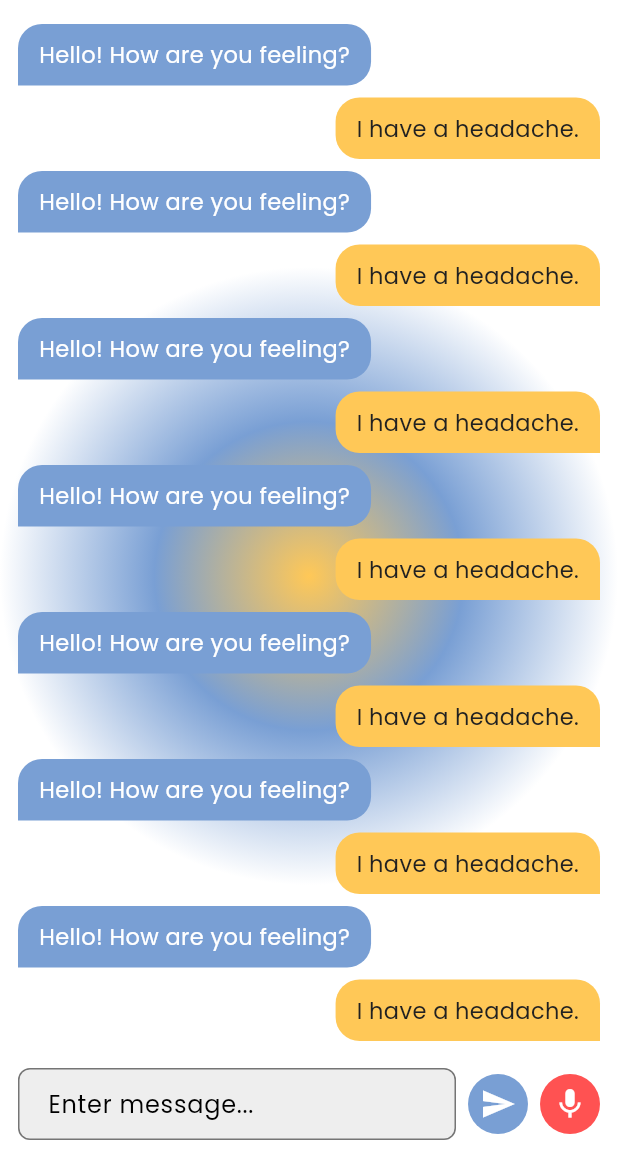
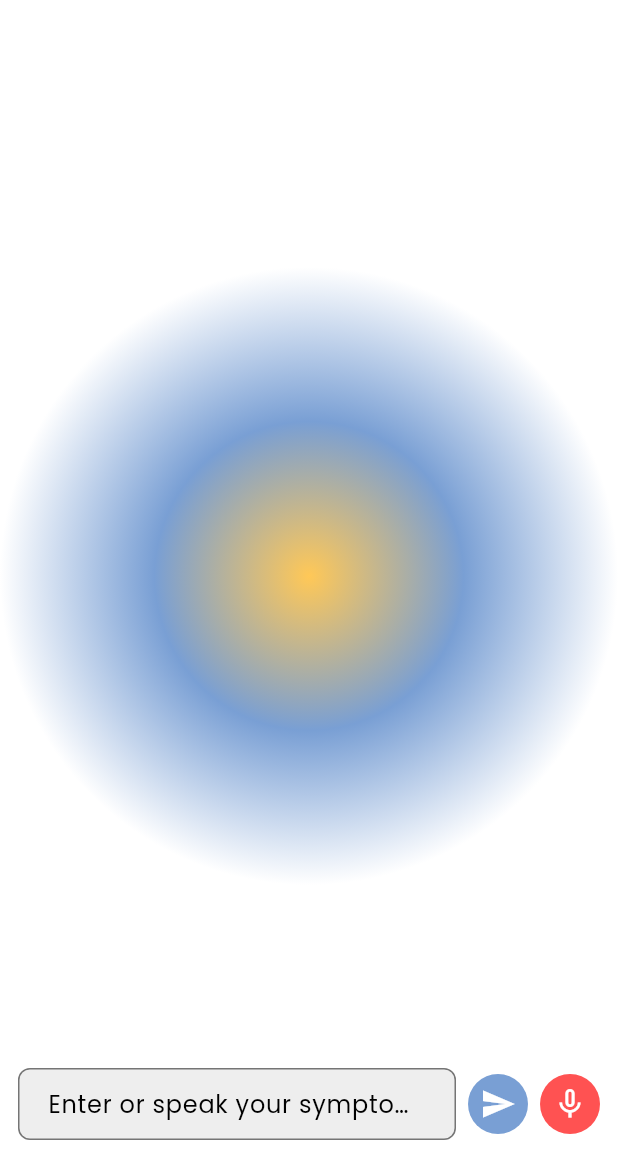
Before and after one commit to Yashi-Piparsaniya/hackOdisha, a Flutter app: the Chat screen opened by its route, after a tap on the "send" icon, on a phone screen of 412 x 824 dp, the part 84-1236 px from its top. Run offline on Flutter 3.47's test engine with Material 3 defaults, Android fonts, the phone set to English and light mode, and no system bars; our stand-ins replace firebase_auth, firebase_core, flutter_tts, google_fonts, image_picker, shared_preferences and 1 more; accounts and stored records are empty.

Commit message:
added chat screen

```diff
--- a/frontend/lib/app/auth/screens/chat.dart
+++ b/frontend/lib/app/auth/screens/chat.dart
@@ -1,4 +1,8 @@
+import 'dart:convert';
 import 'package:flutter/material.dart';
+import 'package:http/http.dart' as http;
+import 'package:speech_to_text/speech_to_text.dart' as stt;
+import 'package:flutter_tts/flutter_tts.dart';
 import '../../common/themes/colors.dart';
 
 class Chat extends StatefulWidget {
@@ -10,37 +14,110 @@ class Chat extends StatefulWidget {
 
 class _ChatState extends State<Chat> {
   final TextEditingController _controller = TextEditingController();
+  final List<Map<String, dynamic>> _messages = [];
 
-  final List<Map<String, dynamic>> _messages = [
-    {"text": "Hello! How are you feeling?", "isUser": false},
-    {"text": "I have a headache.", "isUser": true},
-    {"text": "Hello! How are you feeling?", "isUser": false},
-    {"text": "I have a headache.", "isUser": true},
-    {"text": "Hello! How are you feeling?", "isUser": false},
-    {"text": "I have a headache.", "isUser": true},
-    {"text": "Hello! How are you feeling?", "isUser": false},
-    {"text": "I have a headache.", "isUser": true},
-    {"text": "Hello! How are you feeling?", "isUser": false},
-    {"text": "I have a headache.", "isUser": true},
-    {"text": "Hello! How are you feeling?", "isUser": false},
-    {"text": "I have a headache.", "isUser": true},
-    {"text": "Hello! How are you feeling?", "isUser": false},
-    {"text": "I have a headache.", "isUser": true},
-  ];
+  bool _loading = false;
 
-  void _sendMessage() {
+  // 🎤 Speech-to-Text
+  late stt.SpeechToText _speech;
+  bool _isListening = false;
+
+  // 🔊 Text-to-Speech
+  late FlutterTts _flutterTts;
+
+  @override
+  void initState() {
+    super.initState();
+    _speech = stt.SpeechToText();
+    _flutterTts = FlutterTts();
+
+    _flutterTts.setLanguage("en-US");
+    _flutterTts.setSpeechRate(0.5);
+    _flutterTts.setVolume(1.0);
+    _flutterTts.setPitch(1.0);
+  }
+
+  Future<void> _sendMessage() async {
     final text = _controller.text.trim();
-    if (text.isNotEmpty) {
+    if (text.isEmpty) return;
+
     setState(() {
       _messages.add({"text": text, "isUser": true});
+      _controller.clear();
+      _loading = true;
     });
-      _controller.clear();
 
-      Future.delayed(const Duration(seconds: 1), () {
+    try {
+      final url = Uri.parse("http://127.0.0.1:8000/predict"); // change IP for device
+
+      final response = await http.post(
+        url,
+        headers: {"Content-Type": "application/json"},
+        body: jsonEncode({
+          "symptoms": [text],
+          "city": "Rourkela",
+        }),
+      );
+
+      if (response.statusCode == 200) {
+        final data = jsonDecode(response.body);
+
+        final botMessage = """
+Disease: ${data['disease'] ?? 'Unknown'}
+Confidence: ${data['confidence']}%
+Severity: ${data['severity']}
+Specialist: ${data['specialist']}
+Care Tips: ${data['care_tips']}
+Hospitals: ${(data['nearby_hospitals'] as List).join(", ")}
+""";
+
         setState(() {
-          _messages.add({"text": "I understand. How long have you had it?", "isUser": false});
+          _messages.add({"text": botMessage, "isUser": false});
+        });
+
+        // 🔊 Bot speaks automatically
+        await _flutterTts.speak(botMessage);
+      } else {
+        setState(() {
+          _messages.add({
+            "text": "⚠️ Error: ${response.statusCode}",
+            "isUser": false,
           });
         });
+      }
+    } catch (e) {
+      setState(() {
+        _messages.add({
+          "text": "❌ Failed to connect to server.",
+          "isUser": false,
+        });
+      });
+    }
+
+    setState(() => _loading = false);
+  }
+
+  // 🎤 Start/stop listening
+  void _toggleListening() async {
+    if (!_isListening) {
+      bool available = await _speech.initialize(
+        onStatus: (status) => print("Status: $status"),
+        onError: (error) => print("Error: $error"),
+      );
+
+      if (available) {
+        setState(() => _isListening = true);
+        _speech.listen(
+          onResult: (result) {
+            setState(() {
+              _controller.text = result.recognizedWords;
+            });
+          },
+        );
+      }
+    } else {
+      setState(() => _isListening = false);
+      _speech.stop();
     }
   }
 
@@ -61,7 +138,9 @@ class _ChatState extends State<Chat> {
       body: SafeArea(
         child: Container(
           decoration: BoxDecoration(
-            gradient: RadialGradient(colors: [AppColors.accent, AppColors.primary ,AppColors.background])
+            gradient: RadialGradient(
+              colors: [AppColors.accent, AppColors.primary, AppColors.background],
+            ),
           ),
           child: Column(
             children: [
@@ -71,37 +150,56 @@ class _ChatState extends State<Chat> {
                   itemCount: _messages.length,
                   itemBuilder: (context, index) {
                     final message = _messages[index];
+                    final isUser = message["isUser"];
+
                     return Align(
-                      alignment: message["isUser"]
-                          ? Alignment.centerRight
-                          : Alignment.centerLeft,
+                      alignment:
+                      isUser ? Alignment.centerRight : Alignment.centerLeft,
                       child: Container(
                         margin: const EdgeInsets.symmetric(vertical: 4),
                         padding: const EdgeInsets.symmetric(
-                            horizontal: 14, vertical: 10),
+                          horizontal: 14,
+                          vertical: 10,
+                        ),
                         decoration: BoxDecoration(
-                          color: message["isUser"]
-                              ? AppColors.accent
-                              : AppColors.primary,
+                          color: isUser ? AppColors.accent : AppColors.primary,
                           borderRadius: BorderRadius.only(
                             topLeft: const Radius.circular(16),
                             topRight: const Radius.circular(16),
-                            bottomLeft: message["isUser"]
+                            bottomLeft: isUser
                                 ? const Radius.circular(16)
                                 : const Radius.circular(0),
-                            bottomRight: message["isUser"]
+                            bottomRight: isUser
                                 ? const Radius.circular(0)
                                 : const Radius.circular(16),
                           ),
                         ),
+                        child: Row(
+                          mainAxisSize: MainAxisSize.min,
+                          crossAxisAlignment: CrossAxisAlignment.start,
+                          children: [
+                            Flexible(
                               child: Text(
                                 message["text"],
                                 style: TextStyle(
-                              color: message["isUser"]
+                                  color: isUser
                                       ? AppColors.text
                                       : AppColors.background,
-                              fontSize: 15
+                                  fontSize: 15,
                                 ),
+                              ),
+                            ),
+                            if (!isUser) ...[
+                              const SizedBox(width: 6),
+                              IconButton(
+                                icon: const Icon(Icons.volume_up,
+                                    size: 20, color: Colors.white),
+                                onPressed: () {
+                                  _flutterTts.speak(message["text"]);
+                                },
+                              )
+                            ]
+                          ],
                         ),
                       ),
                     );
@@ -109,18 +207,18 @@ class _ChatState extends State<Chat> {
                 ),
               ),
 
-              // Input field with send & voice
+              // Input field + buttons
               Container(
-                padding: const EdgeInsets.symmetric(horizontal: 12, vertical: 8),
+                padding:
+                const EdgeInsets.symmetric(horizontal: 12, vertical: 8),
                 color: Colors.white,
                 child: Row(
                   children: [
-                    // Input field
                     Expanded(
                       child: TextFormField(
                         controller: _controller,
                         decoration: InputDecoration(
-                          hintText: "Enter message...",
+                          hintText: "Enter or speak your symptoms...",
                           border: OutlineInputBorder(
                             borderRadius: BorderRadius.circular(50),
                             borderSide: BorderSide.none,
@@ -136,24 +234,27 @@ class _ChatState extends State<Chat> {
                     ),
                     const SizedBox(width: 8),
 
-                    // Send button
                     CircleAvatar(
                       backgroundColor: AppColors.primary,
                       child: IconButton(
-                        icon: const Icon(Icons.send, color: Colors.white),
-                        onPressed: _sendMessage,
+                        icon: _loading
+                            ? const CircularProgressIndicator(
+                            color: Colors.white)
+                            : const Icon(Icons.send, color: Colors.white),
+                        onPressed: _loading ? null : _sendMessage,
                       ),
                     ),
                     const SizedBox(width: 8),
 
-                    // Voice button
                     CircleAvatar(
-                      backgroundColor: Colors.redAccent,
+                      backgroundColor:
+                      _isListening ? Colors.green : Colors.redAccent,
                       child: IconButton(
-                        icon: const Icon(Icons.mic, color: Colors.white),
-                        onPressed: () {
-
-                        },
+                        icon: Icon(
+                          _isListening ? Icons.mic : Icons.mic_none,
+                          color: Colors.white,
+                        ),
+                        onPressed: _toggleListening,
                       ),
                     ),
                   ],
--- a/frontend/lib/app/auth/screens/profile.dart
+++ b/frontend/lib/app/auth/screens/profile.dart
@@ -46,7 +46,6 @@ class _ProfileState extends State<Profile> {
       setState(() {
         _image = File(pickedFile.path);
       });
-      // Upload image to Firebase Storage and update user photoURL if needed
     }
   }
 
--- a/frontend/pubspec.yaml
+++ b/frontend/pubspec.yaml
@@ -42,6 +42,8 @@ dependencies:
   cloud_firestore: ^5.4.4
   firebase_auth: ^5.3.1
   image_picker: ^1.1.2
+  speech_to_text: ^6.6.1
+  flutter_tts: ^3.8.5
 
 dev_dependencies:
   flutter_test:
```
Also changed, not shown: frontend/lib/services/api_service.dart (+12 -59 lines), frontend/lib/services/config.dart (deleted, +0 -16 lines), frontend/pubspec.lock, 3 other files. Lines whose indentation alone changed are shown as unchanged.
